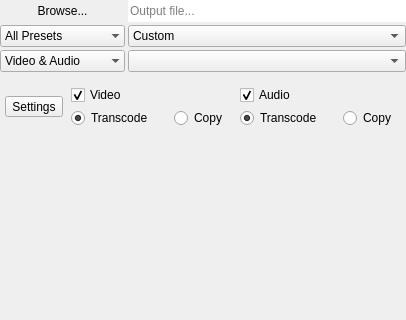
First picture: the form in src/UI/outputwidget.ui, repository RxLaboratory/DuME, before the edit; both pictures show x 0 to 406 and y 0 to 320 of the 406 by 494 pixel window.
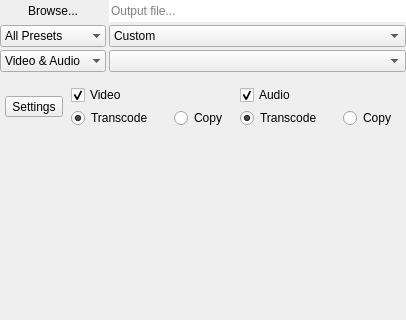
Second picture: the form after the edit. Icons and pictures are not drawn. Custom widgets are drawn as their Qt base class.

Diff of the .ui file:
```diff
--- a/src/UI/outputwidget.ui
+++ b/src/UI/outputwidget.ui
@@ -37,13 +37,7 @@
        <verstretch>0</verstretch>
       </sizepolicy>
      </property>
-     <layout class="QFormLayout" name="topLayout">
-      <property name="horizontalSpacing">
-       <number>3</number>
-      </property>
-      <property name="verticalSpacing">
-       <number>3</number>
-      </property>
+     <layout class="QGridLayout" name="gridLayout" rowstretch="0,0,0" columnstretch="0,1">
       <property name="leftMargin">
        <number>0</number>
       </property>
@@ -56,6 +50,9 @@
       <property name="bottomMargin">
        <number>0</number>
       </property>
+      <property name="spacing">
+       <number>3</number>
+      </property>
       <item row="0" column="0">
        <widget class="QPushButton" name="outputBrowseButton">
         <property name="sizePolicy">
@@ -64,12 +61,6 @@
           <verstretch>0</verstretch>
          </sizepolicy>
         </property>
-        <property name="minimumSize">
-         <size>
-          <width>125</width>
-          <height>0</height>
-         </size>
-        </property>
         <property name="text">
          <string>Browse...</string>
         </property>
@@ -105,12 +96,6 @@
           <verstretch>0</verstretch>
          </sizepolicy>
         </property>
-        <property name="minimumSize">
-         <size>
-          <width>125</width>
-          <height>0</height>
-         </size>
-        </property>
         <property name="currentIndex">
          <number>0</number>
         </property>
@@ -167,12 +152,6 @@
           <verstretch>0</verstretch>
          </sizepolicy>
         </property>
-        <property name="minimumSize">
-         <size>
-          <width>125</width>
-          <height>0</height>
-         </size>
-        </property>
         <property name="currentIndex">
          <number>1</number>
         </property>
```
